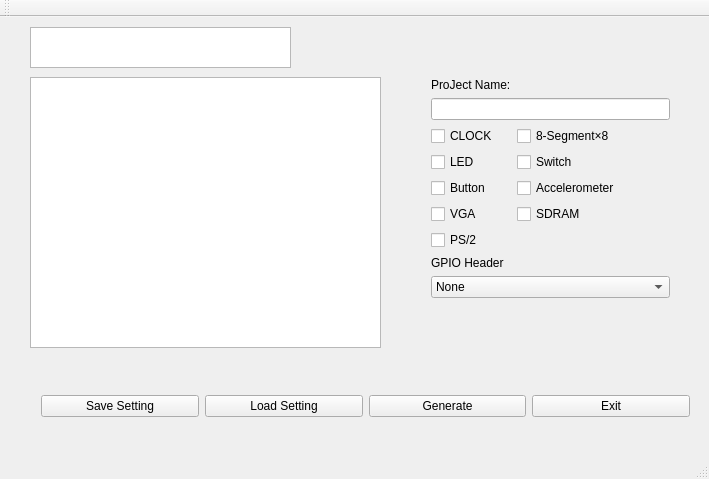
z1412247644/HDU_FPGA_Cyclone10LP_PIN, file mainwindow.ui: the form before one commit.
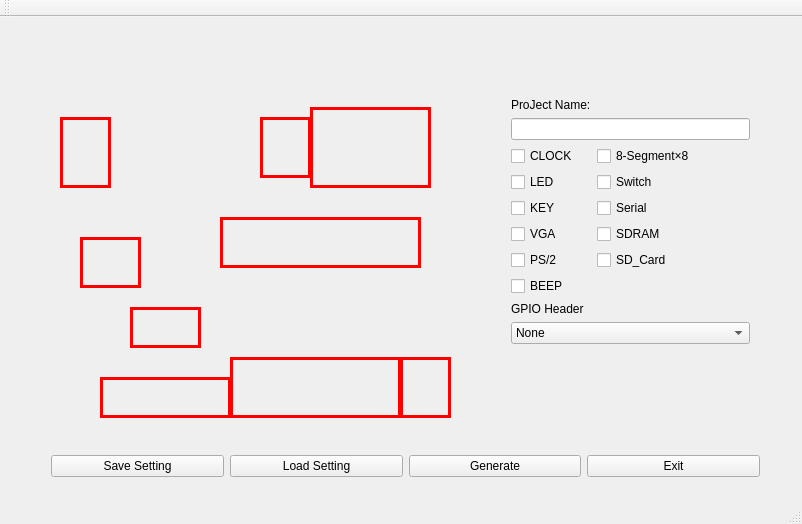
The form after the commit. Icons and pictures are not drawn.

Diff of the .ui file:
```diff
--- a/mainwindow.ui
+++ b/mainwindow.ui
@@ -6,8 +6,8 @@
    <rect>
     <x>0</x>
     <y>0</y>
-    <width>709</width>
-    <height>479</height>
+    <width>802</width>
+    <height>524</height>
    </rect>
   </property>
   <property name="windowTitle">
@@ -17,8 +17,8 @@
    <widget class="QWidget" name="formLayoutWidget">
     <property name="geometry">
      <rect>
-      <x>420</x>
-      <y>50</y>
+      <x>500</x>
+      <y>70</y>
       <width>261</width>
       <height>308</height>
      </rect>
@@ -32,6 +32,9 @@
      </property>
      <item row="2" column="0">
       <widget class="QLabel" name="label_Pro_name">
+       <property name="frameShape">
+        <enum>QFrame::NoFrame</enum>
+       </property>
        <property name="text">
         <string>ProJect Name:</string>
        </property>
@@ -75,14 +78,14 @@
      <item row="6" column="0">
       <widget class="QCheckBox" name="CB_button">
        <property name="text">
-        <string>Button</string>
+        <string>KEY</string>
        </property>
       </widget>
      </item>
      <item row="6" column="1">
       <widget class="QCheckBox" name="CB_ROM">
        <property name="text">
-        <string>Accelerometer</string>
+        <string>Serial</string>
        </property>
       </widget>
      </item>
@@ -107,14 +110,21 @@
        </property>
       </widget>
      </item>
-     <item row="10" column="0">
+     <item row="9" column="1">
+      <widget class="QCheckBox" name="CB_SDCard">
+       <property name="text">
+        <string>SD_Card</string>
+       </property>
+      </widget>
+     </item>
+     <item row="11" column="0">
       <widget class="QLabel" name="label_GPIO">
        <property name="text">
         <string>GPIO Header</string>
        </property>
       </widget>
      </item>
-     <item row="11" column="0" colspan="2">
+     <item row="12" column="0" colspan="2">
       <widget class="QComboBox" name="CBB_GPIO">
        <item>
         <property name="text">
@@ -123,86 +133,375 @@
        </item>
       </widget>
      </item>
+     <item row="10" column="0">
+      <widget class="QCheckBox" name="CB_BEEP">
+       <property name="text">
+        <string>BEEP</string>
+       </property>
+      </widget>
+     </item>
     </layout>
    </widget>
    <widget class="QWidget" name="verticalLayoutWidget">
     <property name="geometry">
      <rect>
       <x>30</x>
-      <y>359</y>
+      <y>379</y>
       <width>671</width>
       <height>60</height>
      </rect>
     </property>
-    <layout class="QVBoxLayout" name="verticalLayout">
+    <layout class="QVBoxLayout" name="verticalLayout"/>
+   </widget>
+   <widget class="QLabel" name="label_main">
+    <property name="geometry">
+     <rect>
+      <x>30</x>
+      <y>90</y>
+      <width>431</width>
+      <height>321</height>
+     </rect>
+    </property>
+    <property name="text">
+     <string/>
+    </property>
+    <property name="pixmap">
+     <pixmap resource="res.qrc">:/img/main</pixmap>
+    </property>
+    <property name="scaledContents">
+     <bool>true</bool>
+    </property>
+   </widget>
+   <widget class="QLabel" name="label_logo">
+    <property name="geometry">
+     <rect>
+      <x>30</x>
+      <y>7</y>
+      <width>391</width>
+      <height>81</height>
+     </rect>
+    </property>
+    <property name="text">
+     <string/>
+    </property>
+    <property name="pixmap">
+     <pixmap resource="res.qrc">:/img/logo</pixmap>
+    </property>
+    <property name="scaledContents">
+     <bool>true</bool>
+    </property>
+   </widget>
+   <widget class="QWidget" name="layoutWidget">
+    <property name="geometry">
+     <rect>
+      <x>40</x>
+      <y>420</y>
+      <width>731</width>
+      <height>58</height>
+     </rect>
+    </property>
+    <layout class="QHBoxLayout" name="horizontalLayout">
      <item>
-      <layout class="QHBoxLayout" name="horizontalLayout">
-       <item>
-        <widget class="QPushButton" name="PB_save">
-         <property name="text">
-          <string>Save Setting</string>
-         </property>
-        </widget>
-       </item>
-       <item>
-        <widget class="QPushButton" name="PB_load">
-         <property name="text">
-          <string>Load Setting</string>
-         </property>
-        </widget>
-       </item>
-       <item>
-        <widget class="QPushButton" name="PB_generate">
-         <property name="text">
-          <string>Generate</string>
-         </property>
-        </widget>
-       </item>
-       <item>
-        <widget class="QPushButton" name="PB_exit">
-         <property name="text">
-          <string>Exit</string>
-         </property>
-        </widget>
-       </item>
-      </layout>
+      <widget class="QPushButton" name="PB_save">
+       <property name="text">
+        <string>Save Setting</string>
+       </property>
+      </widget>
+     </item>
+     <item>
+      <widget class="QPushButton" name="PB_load">
+       <property name="text">
+        <string>Load Setting</string>
+       </property>
+      </widget>
+     </item>
+     <item>
+      <widget class="QPushButton" name="PB_generate">
+       <property name="text">
+        <string>Generate</string>
+       </property>
+      </widget>
+     </item>
+     <item>
+      <widget class="QPushButton" name="PB_exit">
+       <property name="text">
+        <string>Exit</string>
+       </property>
+      </widget>
      </item>
     </layout>
    </widget>
-   <widget class="QGraphicsView" name="GV_fpga">
+   <widget class="QLabel" name="Rect_SEG">
     <property name="geometry">
      <rect>
-      <x>30</x>
-      <y>60</y>
-      <width>351</width>
-      <height>271</height>
+      <x>220</x>
+      <y>200</y>
+      <width>201</width>
+      <height>51</height>
      </rect>
     </property>
+    <property name="styleSheet">
+     <string notr="true">border-width: 3px;
+border-style: solid;
+border-color: rgb(255, 0, 0)</string>
+    </property>
+    <property name="frameShape">
+     <enum>QFrame::WinPanel</enum>
+    </property>
+    <property name="frameShadow">
+     <enum>QFrame::Plain</enum>
+    </property>
+    <property name="lineWidth">
+     <number>10</number>
+    </property>
+    <property name="midLineWidth">
+     <number>5</number>
+    </property>
+    <property name="text">
+     <string/>
+    </property>
    </widget>
-   <widget class="QGraphicsView" name="GV_logo">
-    <property name="geometry">
-     <rect>
-      <x>30</x>
-      <y>10</y>
-      <width>261</width>
-      <height>41</height>
-     </rect>
-    </property>
-    <property name="autoFillBackground">
+   <widget class="QLabel" name="Rect_Serial">
+    <property name="enabled">
      <bool>true</bool>
     </property>
+    <property name="geometry">
+     <rect>
+      <x>60</x>
+      <y>100</y>
+      <width>51</width>
+      <height>71</height>
+     </rect>
+    </property>
     <property name="styleSheet">
-     <string notr="true">
-background-image: url(:/img/logo.png);</string>
+     <string notr="true">border-width: 3px;
+border-style: solid;
+border-color: rgb(255, 0, 0)</string>
     </property>
-    <property name="sizeAdjustPolicy">
-     <enum>QAbstractScrollArea::AdjustToContentsOnFirstShow</enum>
+    <property name="frameShape">
+     <enum>QFrame::WinPanel</enum>
     </property>
-    <property name="resizeAnchor">
-     <enum>QGraphicsView::AnchorViewCenter</enum>
+    <property name="frameShadow">
+     <enum>QFrame::Plain</enum>
     </property>
-    <property name="viewportUpdateMode">
-     <enum>QGraphicsView::SmartViewportUpdate</enum>
+    <property name="lineWidth">
+     <number>10</number>
+    </property>
+    <property name="midLineWidth">
+     <number>5</number>
+    </property>
+    <property name="text">
+     <string/>
+    </property>
+   </widget>
+   <widget class="QLabel" name="Rect_KEY">
+    <property name="geometry">
+     <rect>
+      <x>100</x>
+      <y>360</y>
+      <width>131</width>
+      <height>41</height>
+     </rect>
+    </property>
+    <property name="styleSheet">
+     <string notr="true">border-width: 3px;
+border-style: solid;
+border-color: rgb(255, 0, 0)</string>
+    </property>
+    <property name="frameShape">
+     <enum>QFrame::WinPanel</enum>
+    </property>
+    <property name="frameShadow">
+     <enum>QFrame::Plain</enum>
+    </property>
+    <property name="lineWidth">
+     <number>10</number>
+    </property>
+    <property name="midLineWidth">
+     <number>5</number>
+    </property>
+    <property name="text">
+     <string/>
+    </property>
+   </widget>
+   <widget class="QLabel" name="Rect_LED">
+    <property name="geometry">
+     <rect>
+      <x>80</x>
+      <y>220</y>
+      <width>61</width>
+      <height>51</height>
+     </rect>
+    </property>
+    <property name="styleSheet">
+     <string notr="true">border-width: 3px;
+border-style: solid;
+border-color: rgb(255, 0, 0)</string>
+    </property>
+    <property name="frameShape">
+     <enum>QFrame::WinPanel</enum>
+    </property>
+    <property name="frameShadow">
+     <enum>QFrame::Plain</enum>
+    </property>
+    <property name="lineWidth">
+     <number>10</number>
+    </property>
+    <property name="midLineWidth">
+     <number>5</number>
+    </property>
+    <property name="text">
+     <string/>
+    </property>
+   </widget>
+   <widget class="QLabel" name="Rect_SW">
+    <property name="geometry">
+     <rect>
+      <x>230</x>
+      <y>340</y>
+      <width>171</width>
+      <height>61</height>
+     </rect>
+    </property>
+    <property name="styleSheet">
+     <string notr="true">border-width: 3px;
+border-style: solid;
+border-color: rgb(255, 0, 0)</string>
+    </property>
+    <property name="frameShape">
+     <enum>QFrame::WinPanel</enum>
+    </property>
+    <property name="frameShadow">
+     <enum>QFrame::Plain</enum>
+    </property>
+    <property name="lineWidth">
+     <number>10</number>
+    </property>
+    <property name="midLineWidth">
+     <number>5</number>
+    </property>
+    <property name="text">
+     <string/>
+    </property>
+   </widget>
+   <widget class="QLabel" name="Rect_BEEP">
+    <property name="geometry">
+     <rect>
+      <x>400</x>
+      <y>340</y>
+      <width>51</width>
+      <height>61</height>
+     </rect>
+    </property>
+    <property name="styleSheet">
+     <string notr="true">border-width: 3px;
+border-style: solid;
+border-color: rgb(255, 0, 0)</string>
+    </property>
+    <property name="frameShape">
+     <enum>QFrame::WinPanel</enum>
+    </property>
+    <property name="frameShadow">
+     <enum>QFrame::Plain</enum>
+    </property>
+    <property name="lineWidth">
+     <number>10</number>
+    </property>
+    <property name="midLineWidth">
+     <number>5</number>
+    </property>
+    <property name="text">
+     <string/>
+    </property>
+   </widget>
+   <widget class="QLabel" name="Rect_VGA">
+    <property name="geometry">
+     <rect>
+      <x>310</x>
+      <y>90</y>
+      <width>121</width>
+      <height>81</height>
+     </rect>
+    </property>
+    <property name="styleSheet">
+     <string notr="true">border-width: 3px;
+border-style: solid;
+border-color: rgb(255, 0, 0)</string>
+    </property>
+    <property name="frameShape">
+     <enum>QFrame::WinPanel</enum>
+    </property>
+    <property name="frameShadow">
+     <enum>QFrame::Plain</enum>
+    </property>
+    <property name="lineWidth">
+     <number>10</number>
+    </property>
+    <property name="midLineWidth">
+     <number>5</number>
+    </property>
+    <property name="text">
+     <string/>
+    </property>
+   </widget>
+   <widget class="QLabel" name="Rect_PS2">
+    <property name="geometry">
+     <rect>
+      <x>260</x>
+      <y>100</y>
+      <width>51</width>
+      <height>61</height>
+     </rect>
+    </property>
+    <property name="styleSheet">
+     <string notr="true">border-width: 3px;
+border-style: solid;
+border-color: rgb(255, 0, 0)</string>
+    </property>
+    <property name="frameShape">
+     <enum>QFrame::WinPanel</enum>
+    </property>
+    <property name="frameShadow">
+     <enum>QFrame::Plain</enum>
+    </property>
+    <property name="lineWidth">
+     <number>10</number>
+    </property>
+    <property name="midLineWidth">
+     <number>5</number>
+    </property>
+    <property name="text">
+     <string/>
+    </property>
+   </widget>
+   <widget class="QLabel" name="Rect_SDRAM">
+    <property name="geometry">
+     <rect>
+      <x>130</x>
+      <y>290</y>
+      <width>71</width>
+      <height>41</height>
+     </rect>
+    </property>
+    <property name="styleSheet">
+     <string notr="true">border-width: 3px;
+border-style: solid;
+border-color: rgb(255, 0, 0)</string>
+    </property>
+    <property name="frameShape">
+     <enum>QFrame::WinPanel</enum>
+    </property>
+    <property name="frameShadow">
+     <enum>QFrame::Plain</enum>
+    </property>
+    <property name="lineWidth">
+     <number>10</number>
+    </property>
+    <property name="midLineWidth">
+     <number>5</number>
+    </property>
+    <property name="text">
+     <string/>
     </property>
    </widget>
   </widget>
```
Left out of the diff: 8 changed lines with no effect on the pictures.
